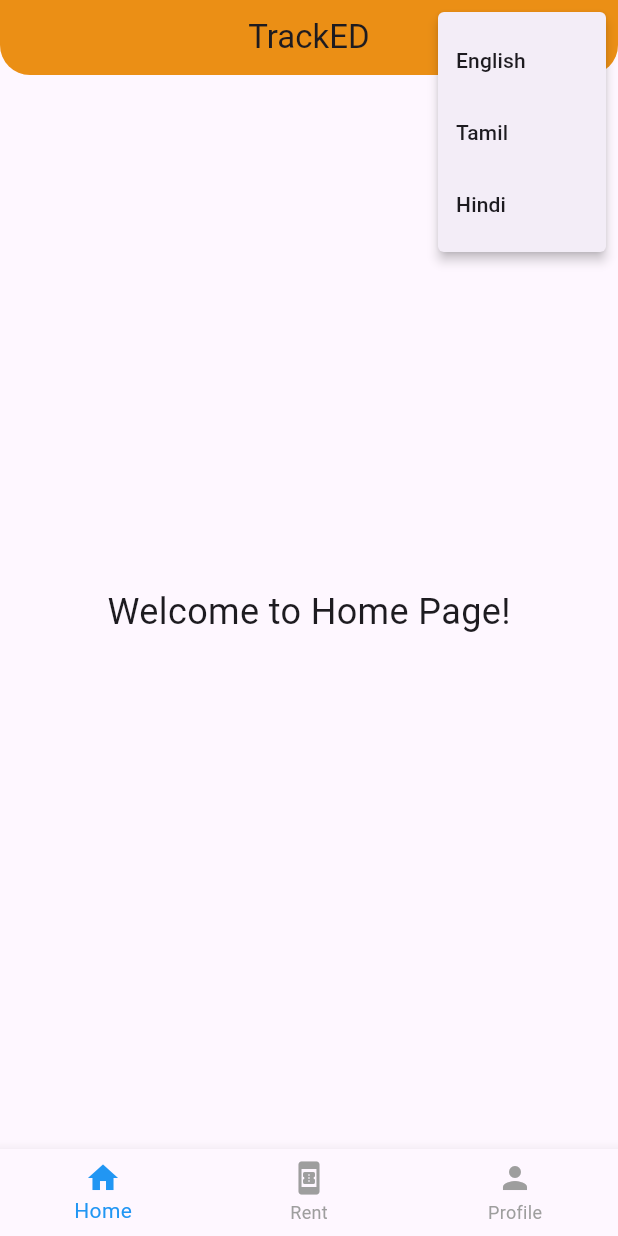
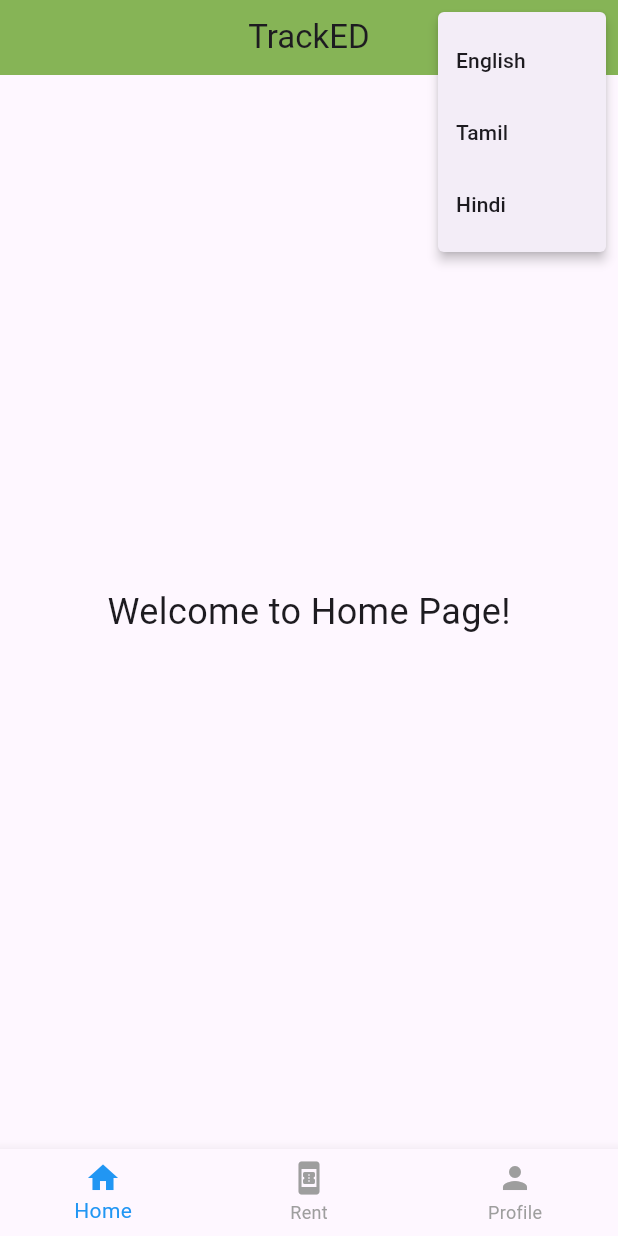
Before and after one commit to Srivatsanb123/bike_rental, a Flutter app: the screen it shows after launch, after a tap on the "more vert" icon, on a phone screen of 412 x 824 dp. Run offline on Flutter 3.47's test engine with Material 3 defaults, Android fonts, the phone set to English and light mode, and no system bars; our stand-ins replace firebase_core, firebase_database, shared_preferences; accounts and stored records are empty; generated files the repository leaves out were written again.

Commit message:
Modified AppBar

```diff
--- a/lib/HomeScreen.dart
+++ b/lib/HomeScreen.dart
@@ -6,16 +6,16 @@ import 'package:flutter/material.dart';
 import 'package:flutter_gen/gen_l10n/app_localizations.dart';
 import 'package:provider/provider.dart';
 
-class HomeScreen extends StatefulWidget {
-  const HomeScreen({super.key});
+class MainScreen extends StatefulWidget {
+  const MainScreen({super.key});
 
   @override
-  _HomeScreenState createState() => _HomeScreenState();
+  _MainScreenState createState() => _MainScreenState();
 }
 
 enum Language { english, tamil, hindi }
 
-class _HomeScreenState extends State<HomeScreen> {
+class _MainScreenState extends State<MainScreen> {
   final DatabaseReference _databaseReference =
       FirebaseDatabase.instance.ref().child('cycleData');
 
@@ -50,7 +50,7 @@ class _HomeScreenState extends State<HomeScreen> {
   @override
   Widget build(BuildContext context) {
     List<Widget> _screens = [
-      const HomePage(),
+      HomeScreen(),
       RentScreen(bicycleDataList: _bicycleDataList),
       ProfileScreen(),
     ];
@@ -59,11 +59,9 @@ class _HomeScreenState extends State<HomeScreen> {
       appBar: PreferredSize(
         preferredSize: const Size.fromHeight(50),
         child: ClipRRect(
-          borderRadius:
-              const BorderRadius.vertical(bottom: Radius.circular(20)),
           child: Container(
             width: double.infinity,
-            color: Colors.orange,
+            color: Colors.lightGreen,
             child: AppBar(
               title: Text(AppLocalizations.of(context)!.title),
               actions: [
@@ -124,8 +122,8 @@ class _HomeScreenState extends State<HomeScreen> {
   }
 }
 
-class HomePage extends StatelessWidget {
-  const HomePage({super.key});
+class HomeScreen extends StatelessWidget {
+  const HomeScreen({super.key});
 
   @override
   Widget build(BuildContext context) {
--- a/lib/main.dart
+++ b/lib/main.dart
@@ -39,7 +39,7 @@ class MyApp extends StatelessWidget {
             GlobalCupertinoLocalizations.delegate,
           ],
           supportedLocales: const [Locale('en'), Locale('ta'), Locale('hi')],
-          home: HomeScreen(),
+          home: MainScreen(),
         );
       }),
     );
```
